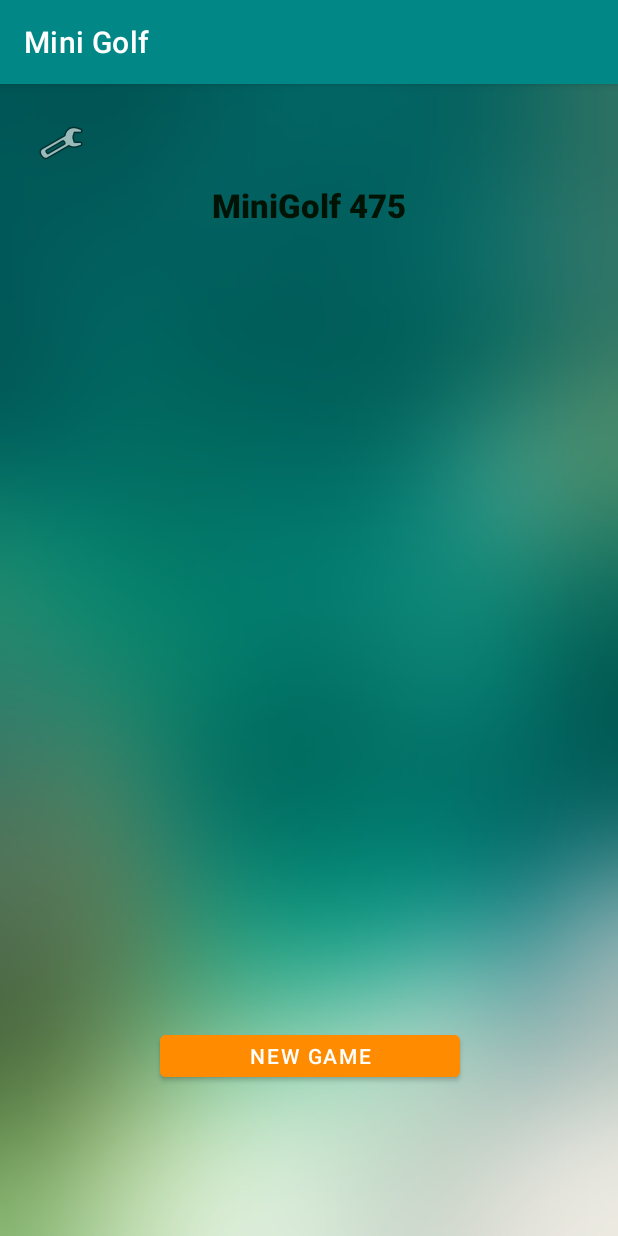
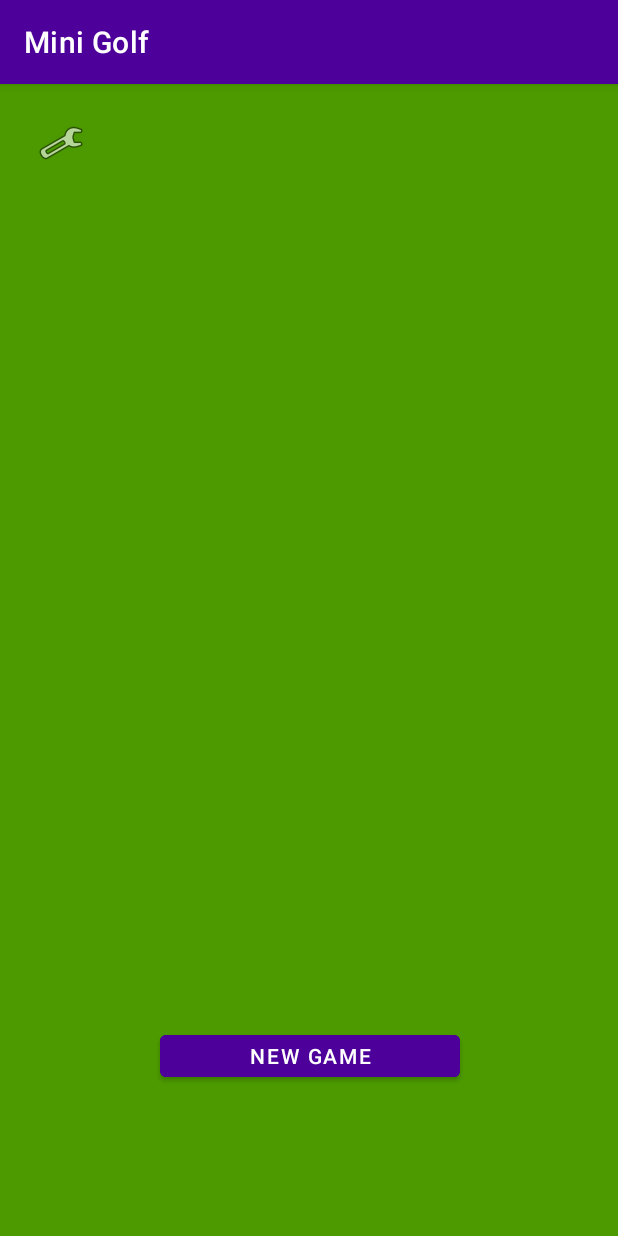
Before and after one commit to cordovaom/team100_miniGolfApp, an Android app: the screen it shows after launch (MainActivity), on a phone screen of 412 x 824 dp. Run offline under Robolectric (Android 15) with nearby library versions, the phone set to English and light mode, and no system bars.

Commit message:
color scheme

```diff
--- a/app/src/main/res/layout/activity_main.xml
+++ b/app/src/main/res/layout/activity_main.xml
@@ -4,28 +4,8 @@
     xmlns:tools="http://schemas.android.com/tools"
     android:layout_width="match_parent"
     android:layout_height="match_parent"
-    android:background="@drawable/background2"
+    android:background="#4c9a00"
     tools:context=".MainActivity">
-
-    <TextView
-        android:id="@+id/appName"
-        android:layout_width="200dp"
-        android:layout_height="40dp"
-        android:layout_marginStart="8dp"
-        android:layout_marginTop="16dp"
-        android:layout_marginEnd="8dp"
-        android:fontFamily="sans-serif-medium"
-        android:text="MiniGolf 475"
-        android:textAlignment="center"
-        android:textAppearance="@style/TextAppearance.AppCompat.Large"
-        android:textColor="#011305"
-        android:textStyle="bold"
-        app:layout_constraintBottom_toBottomOf="parent"
-        app:layout_constraintEnd_toEndOf="parent"
-        app:layout_constraintHorizontal_bias="0.5"
-        app:layout_constraintStart_toStartOf="parent"
-        app:layout_constraintTop_toTopOf="parent"
-        app:layout_constraintVertical_bias=".07" />
 
 
     <Button
@@ -33,7 +13,7 @@
         android:layout_width="200dp"
         android:layout_height="40dp"
         android:layout_marginBottom="100dp"
-        android:backgroundTint="#ff8C00"
+        android:backgroundTint="#4d009a"
         android:text="New Game"
         android:textColor="#FFFFFF"
         app:layout_constraintBottom_toBottomOf="parent"
--- a/app/src/main/res/values/themes.xml
+++ b/app/src/main/res/values/themes.xml
@@ -3,8 +3,8 @@
     <style name="Theme.Team100_miniGolfApp" parent="Theme.MaterialComponents.DayNight.DarkActionBar">
         <!-- Primary brand color. -->
 
-        <item name="colorPrimary">@color/teal_700</item>
-        <item name="colorPrimaryVariant">@color/teal_700</item>
+        <item name="colorPrimary">#4d009a</item>
+        <item name="colorPrimaryVariant">#4d009a</item>
         <item name="colorOnPrimary">@color/black</item>
 
         <!-- Secondary brand color. -->
```
